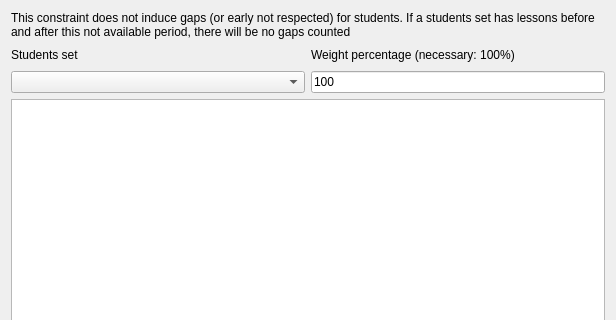
This is fet/src/interface/modifyconstraintstudentssetnotavailabletimesform_template.ui in vonmecheln/fet as Qt 5 draws it before an edit; both pictures show x 0 to 616 and y 0 to 320 of the 616 by 544 pixel window. The edited form follows.
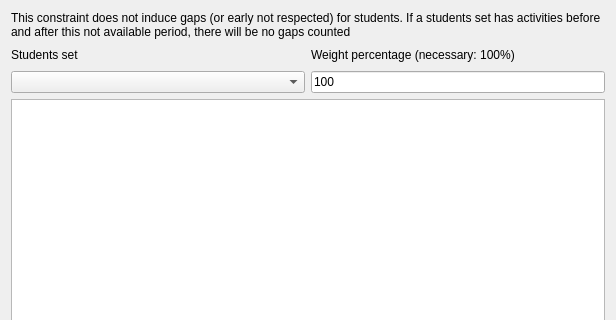
This is the edited form.

Diff of the .ui file:
```diff
--- a/fet/src/interface/modifyconstraintstudentssetnotavailabletimesform_template.ui
+++ b/fet/src/interface/modifyconstraintstudentssetnotavailabletimesform_template.ui
@@ -23,7 +23,7 @@
       </sizepolicy>
      </property>
      <property name="text">
-      <string extracomment="'Early not respected' means early gaps (first hour is free), in case you use a constraint students (set) early max beginnings at second hour">This constraint does not induce gaps (or early not respected) for students. If a students set has lessons before and after this not available period, there will be no gaps counted</string>
+      <string extracomment="'Early not respected' means early gaps (first hour is free), in case you use a constraint students (set) early max beginnings at second hour">This constraint does not induce gaps (or early not respected) for students. If a students set has activities before and after this not available period, there will be no gaps counted</string>
      </property>
      <property name="wordWrap">
       <bool>true</bool>
```
